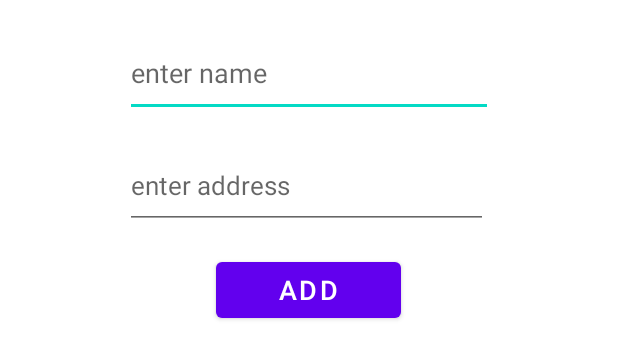
After one commit to ksared/CarFaultDetector, an Android app: the layout new_workshop_popup.xml on its own in the app's theme, with its tools: preview values and no code run, on a phone screen of 412 x 824 dp. The commit adds this screen. Shown: the top 359 px of the screen. Run offline under Robolectric (Android 15) with nearby library versions, the phone set to English and light mode, and no system bars.

Commit message:
okno popup do dodawania warsztatu

```diff
--- a/app/src/main/java/com/example/carfaultdetector/model/RetrofitInterface.java
+++ b/app/src/main/java/com/example/carfaultdetector/model/RetrofitInterface.java
@@ -12,4 +12,7 @@ public interface RetrofitInterface {
 
     @POST("/signup")
     Call<Void> executeSignup (@Body HashMap<String, String> map);
+
+    @POST("/addworkshop")
+    Call<Void> executeAddWorkshop (@Body HashMap<String, String> map);
 }
--- /dev/null
+++ b/app/src/main/res/layout/new_workshop_popup.xml
@@ -0,0 +1,45 @@
+<?xml version="1.0" encoding="utf-8"?>
+<androidx.constraintlayout.widget.ConstraintLayout xmlns:android="http://schemas.android.com/apk/res/android"
+    xmlns:app="http://schemas.android.com/apk/res-auto"
+    xmlns:tools="http://schemas.android.com/tools"
+    android:layout_width="match_parent"
+    android:layout_height="match_parent">
+
+    <EditText
+        android:id="@+id/workshopNameEdit"
+        android:layout_width="245dp"
+        android:layout_height="58dp"
+        android:layout_marginTop="20dp"
+        android:ems="10"
+        android:hint="enter name"
+        android:textSize="18dp"
+        android:inputType="textPersonName"
+        app:layout_constraintEnd_toEndOf="parent"
+        app:layout_constraintStart_toStartOf="parent"
+        app:layout_constraintTop_toTopOf="parent" />
+
+    <EditText
+        android:id="@+id/workshopAddressEdit"
+        android:layout_width="242dp"
+        android:layout_height="57dp"
+        android:layout_marginTop="17dp"
+        android:ems="10"
+        android:hint="enter address"
+        android:textSize="17dp"
+        android:inputType="textPersonName"
+        app:layout_constraintStart_toStartOf="@+id/workshopNameEdit"
+        app:layout_constraintTop_toBottomOf="@+id/workshopNameEdit" />
+
+    <Button
+        android:id="@+id/addWorkshopButton"
+        android:layout_width="123dp"
+        android:layout_height="49dp"
+        android:layout_marginTop="16dp"
+        android:text="Add"
+        android:textSize="18dp"
+        app:layout_constraintEnd_toEndOf="parent"
+        app:layout_constraintHorizontal_bias="0.498"
+        app:layout_constraintStart_toStartOf="parent"
+        app:layout_constraintTop_toBottomOf="@+id/workshopAddressEdit" />
+
+</androidx.constraintlayout.widget.ConstraintLayout>
```
Also changed, not shown: app/src/main/java/com/example/carfaultdetector/model/Workshop.java (added, +31 -0 lines), app/src/main/java/com/example/carfaultdetector/view/WorkshopsActivity.java (+51 -0 lines), app/src/main/res/layout/activity_workshops.xml (+13 -0 lines).
